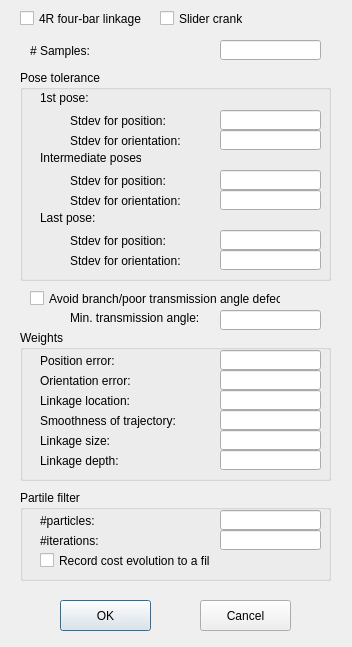
First picture: the form in KinematicDesign_ThreeBodies/LinkageSynthesisOptionDialog.ui, repository gnishida/KinematicDesign_ThreeBodies, before the edit.
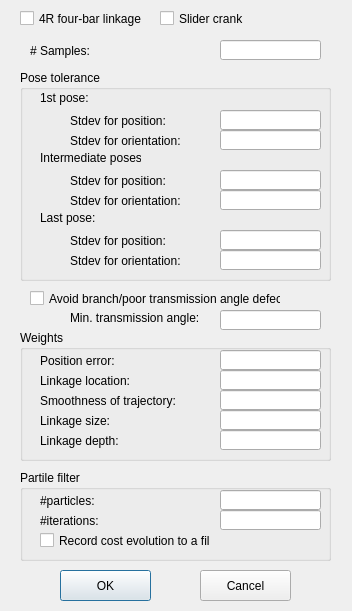
Second picture: the form after the edit.

```diff
--- a/KinematicDesign_ThreeBodies/LinkageSynthesisOptionDialog.ui
+++ b/KinematicDesign_ThreeBodies/LinkageSynthesisOptionDialog.ui
@@ -7,7 +7,7 @@
     <x>0</x>
     <y>0</y>
     <width>352</width>
-    <height>647</height>
+    <height>611</height>
    </rect>
   </property>
   <property name="windowTitle">
@@ -53,7 +53,7 @@
    <property name="geometry">
     <rect>
      <x>60</x>
-     <y>600</y>
+     <y>570</y>
      <width>91</width>
      <height>31</height>
     </rect>
@@ -66,7 +66,7 @@
    <property name="geometry">
     <rect>
      <x>200</x>
-     <y>600</y>
+     <y>570</y>
      <width>91</width>
      <height>31</height>
     </rect>
@@ -271,7 +271,7 @@
      <x>20</x>
      <y>330</y>
      <width>311</width>
-     <height>151</height>
+     <height>131</height>
     </rect>
    </property>
    <property name="title">
@@ -304,7 +304,7 @@
     <property name="geometry">
      <rect>
       <x>20</x>
-      <y>80</y>
+      <y>60</y>
       <width>161</width>
       <height>21</height>
      </rect>
@@ -317,7 +317,7 @@
     <property name="geometry">
      <rect>
       <x>200</x>
-      <y>80</y>
+      <y>60</y>
       <width>101</width>
       <height>20</height>
      </rect>
@@ -327,7 +327,7 @@
     <property name="geometry">
      <rect>
       <x>20</x>
-      <y>100</y>
+      <y>80</y>
       <width>121</width>
       <height>21</height>
      </rect>
@@ -340,30 +340,7 @@
     <property name="geometry">
      <rect>
       <x>200</x>
-      <y>100</y>
-      <width>101</width>
-      <height>20</height>
-     </rect>
-    </property>
-   </widget>
-   <widget class="QLabel" name="label_14">
-    <property name="geometry">
-     <rect>
-      <x>20</x>
-      <y>40</y>
-      <width>111</width>
-      <height>21</height>
-     </rect>
-    </property>
-    <property name="text">
-     <string>Orientation error:</string>
-    </property>
-   </widget>
-   <widget class="QLineEdit" name="lineEditOrientationErrorWeight">
-    <property name="geometry">
-     <rect>
-      <x>200</x>
-      <y>40</y>
+      <y>80</y>
       <width>101</width>
       <height>20</height>
      </rect>
@@ -373,7 +350,7 @@
     <property name="geometry">
      <rect>
       <x>20</x>
-      <y>60</y>
+      <y>40</y>
       <width>111</width>
       <height>21</height>
      </rect>
@@ -386,7 +363,7 @@
     <property name="geometry">
      <rect>
       <x>200</x>
-      <y>60</y>
+      <y>40</y>
       <width>101</width>
       <height>20</height>
      </rect>
@@ -396,7 +373,7 @@
     <property name="geometry">
      <rect>
       <x>200</x>
-      <y>120</y>
+      <y>100</y>
       <width>101</width>
       <height>20</height>
      </rect>
@@ -406,7 +383,7 @@
     <property name="geometry">
      <rect>
       <x>20</x>
-      <y>120</y>
+      <y>100</y>
       <width>121</width>
       <height>21</height>
      </rect>
@@ -420,7 +397,7 @@
    <property name="geometry">
     <rect>
      <x>20</x>
-     <y>490</y>
+     <y>470</y>
      <width>311</width>
      <height>91</height>
     </rect>
```
